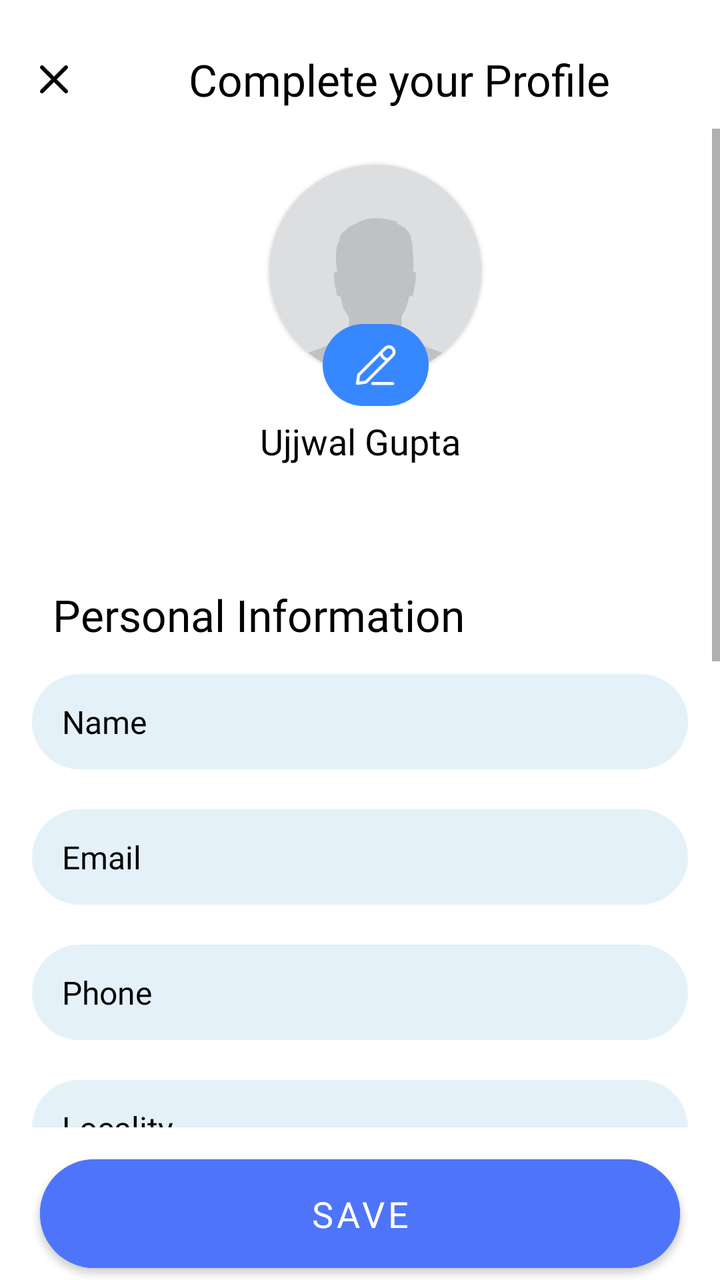
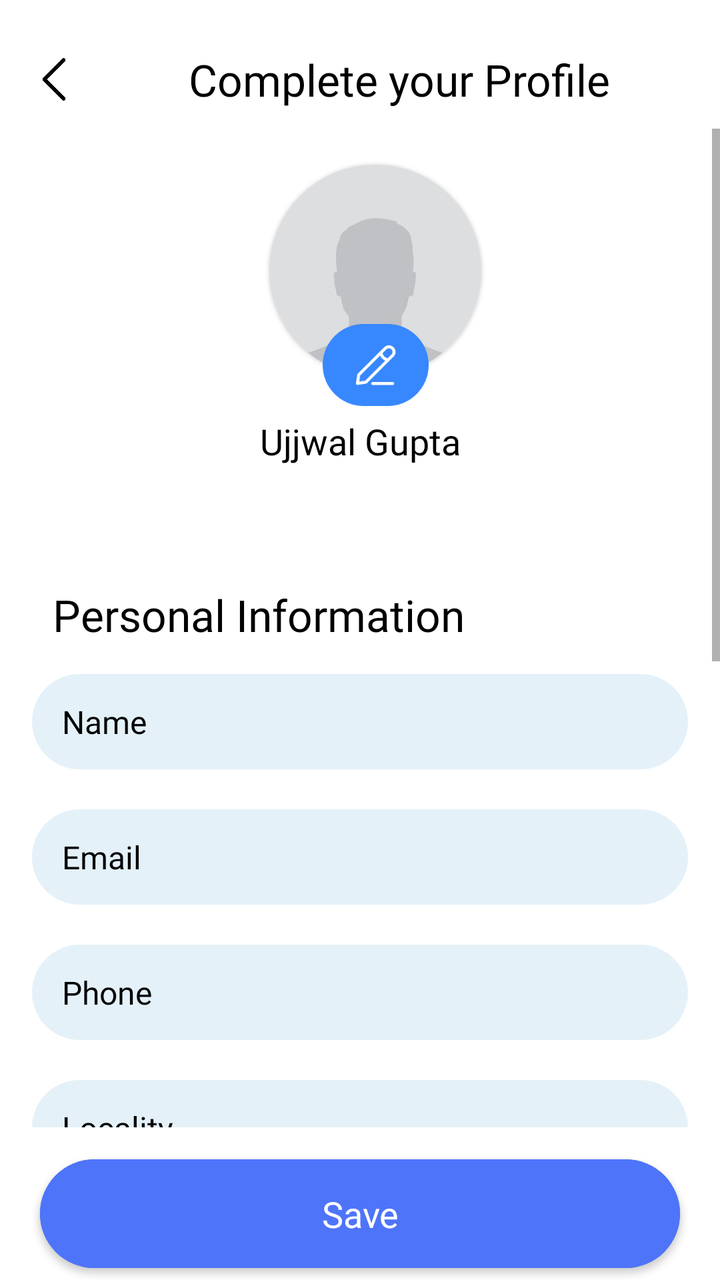

Screens rendered from an Android XML layout before and after an edit, with the pre-edit source and the edit as a unified diff.
<!-- AndroidManifest.xml: application theme Theme.EdTech -->
<!-- res/layout/fragment_edit_profile_new.xml -->
<?xml version="1.0" encoding="utf-8"?>
<layout
    xmlns:android="http://schemas.android.com/apk/res/android"
    xmlns:app="http://schemas.android.com/apk/res-auto">

    <data>

    </data>

    <androidx.constraintlayout.widget.ConstraintLayout
        android:id="@+id/mainLayout"
        android:fitsSystemWindows="true"
        android:layout_width="match_parent"
        android:layout_height="match_parent"
        android:orientation="vertical"
        android:background="@color/white">
        <androidx.constraintlayout.widget.ConstraintLayout
            android:id="@+id/headerLayout"
            android:layout_marginTop="25dp"
            android:layout_width="match_parent"
            android:layout_height="wrap_content"
            app:layout_constraintTop_toTopOf="parent">

            <TextView
                android:id="@+id/tittle"
                android:layout_width="0dp"
                android:layout_height="wrap_content"
                android:gravity="center_horizontal"
                app:layout_constraintTop_toTopOf="parent"
                app:layout_constraintStart_toEndOf="@id/backButton"
                app:layout_constraintEnd_toEndOf="parent"
                android:paddingHorizontal="10dp"
                android:text="@string/complete_your_profile"
                android:fontFamily="@font/manrope_bold"
                android:textColor="@color/black"
                android:textSize="22sp"/>
            <ImageView
                android:id="@+id/backButton"
                android:layout_marginStart="15dp"
                app:layout_constraintTop_toTopOf="parent"
                app:layout_constraintStart_toStartOf="parent"
                android:layout_width="24dp"
                android:layout_height="24dp"
                app:layout_constraintBottom_toBottomOf="parent"
                android:src="@drawable/cross_button"/>
        </androidx.constraintlayout.widget.ConstraintLayout>
        <ScrollView
            app:layout_constraintBottom_toTopOf="@id/bottomLayout"
            app:layout_constraintTop_toBottomOf="@+id/headerLayout"
            android:layout_width="match_parent"
            android:layout_height="0dp"
            android:fillViewport="true"
            android:layout_marginTop="10dp">

            <androidx.constraintlayout.widget.ConstraintLayout
                android:layout_width="match_parent"
                android:layout_height="wrap_content"
                android:paddingHorizontal="16dp"
                android:clipChildren="false"
                android:clipToPadding="false">
                <com.google.android.material.card.MaterialCardView
                    android:id="@+id/profileCardView"
                    android:layout_marginTop="18dp"
                    android:layout_marginStart="15dp"
                    app:cardCornerRadius="100dp"
                    app:strokeWidth="0dp"
                    android:layout_width="106dp"
                    android:layout_height="106dp"
                    app:layout_constraintStart_toStartOf="parent"
                    app:layout_constraintEnd_toEndOf="parent"
                    app:layout_constraintTop_toTopOf="parent">
                    <ImageView
                        android:scaleType="centerCrop"
                        android:id="@+id/ivUserImage"
                        android:layout_width="match_parent"
                        android:layout_height="match_parent"
                        android:src="@drawable/profile_placeholder"/>
                </com.google.android.material.card.MaterialCardView>
                <ImageView
                    android:id="@+id/ivEditIcon"
                    android:layout_marginBottom="-15dp"
                    android:elevation="2dp"
                    android:layout_width="53dp"
                    android:layout_height="41dp"
                    android:src="@drawable/edit_pencil_icon"
                    app:layout_constraintStart_toStartOf="@id/profileCardView"
                    app:layout_constraintBottom_toBottomOf="@+id/profileCardView"
                    app:layout_constraintEnd_toEndOf="@id/profileCardView"/>
                <TextView
                    android:id="@+id/nameLabel"
                    android:gravity="center_horizontal"
                    android:layout_width="wrap_content"
                    android:layout_height="wrap_content"
                    app:layout_constraintTop_toBottomOf="@+id/profileCardView"
                    app:layout_constraintStart_toStartOf="parent"
                    app:layout_constraintEnd_toEndOf="parent"
                    android:paddingHorizontal="20dp"
                    android:layout_marginTop="20dp"
                    android:text="Ujjwal Gupta"
                    android:fontFamily="@font/manrope_bold"
                    android:textColor="@color/black"
                    android:textSize="18sp"/>
                <LinearLayout
                    app:layout_constraintTop_toBottomOf="@+id/nameLabel"
                    android:layout_width="match_parent"
                    android:layout_height="wrap_content"
                    android:orientation="vertical">
                    <TextView
                        android:layout_width="wrap_content"
                        android:layout_height="wrap_content"
                        android:gravity="center_horizontal"
                        app:layout_constraintTop_toTopOf="parent"
                        app:layout_constraintStart_toEndOf="@id/backButton"
                        app:layout_constraintEnd_toEndOf="parent"
                        android:paddingHorizontal="10dp"
                        android:layout_marginTop="60dp"
                        android:text="@string/personal_information"
                        android:fontFamily="@font/manrope_bold"
                        android:textColor="@color/black"
                        android:textSize="22sp"/>
                    <EditText
                        android:id="@+id/etName"
                        style="@style/CommonLoginFlowEditText"
                        android:layout_width="match_parent"
                        android:layout_marginTop="15dp"
                        android:hint="@string/name"/>
                    <EditText
                        android:id="@+id/etEmail"
                        android:inputType="textEmailAddress"
                        style="@style/CommonLoginFlowEditText"
                        android:layout_width="match_parent"
                        android:layout_marginTop="20dp"
                        android:hint="@string/email"/>
                    <EditText
                        android:id="@+id/etPhoneNumber"
                        android:inputType="phone"
                        style="@style/CommonLoginFlowEditText"
                        android:layout_width="match_parent"
                        android:layout_marginTop="20dp"
                        android:hint="@string/phone"/>
                    <EditText
                        android:id="@+id/etLocality"
                        style="@style/CommonLoginFlowEditText"
                        android:layout_width="match_parent"
                        android:layout_marginTop="20dp"
                        android:hint="@string/locality"/>
                    <EditText
                        android:id="@+id/etState"
                        style="@style/CommonLoginFlowEditText"
                        android:layout_width="match_parent"
                        android:layout_marginTop="20dp"
                        android:hint="@string/state"/>
                    <EditText
                        android:id="@+id/etCity"
                        style="@style/CommonLoginFlowEditText"
                        android:layout_width="match_parent"
                        android:layout_marginTop="20dp"
                        android:hint="@string/city"/>
                    <EditText
                        android:id="@+id/etPincode"
                        style="@style/CommonLoginFlowEditText"
                        android:layout_width="match_parent"
                        android:layout_marginTop="20dp"
                        android:hint="@string/pincode"/>
                    <View
                        android:layout_marginTop="30dp"
                        android:layout_width="match_parent"
                        android:layout_height="0.5dp"
                        android:background="@color/black"/>
                    <TextView
                        android:layout_width="wrap_content"
                        android:layout_height="wrap_content"
                        android:gravity="center_horizontal"
                        app:layout_constraintTop_toTopOf="parent"
                        app:layout_constraintStart_toEndOf="@id/backButton"
                        app:layout_constraintEnd_toEndOf="parent"
                        android:paddingHorizontal="10dp"
                        android:layout_marginTop="20dp"
                        android:text="@string/educational_information"
                        android:fontFamily="@font/manrope_bold"
                        android:textColor="@color/black"
                        android:textSize="22sp"/>
                    <EditText
                        android:id="@+id/etSchoolName"
                        style="@style/CommonLoginFlowEditText"
                        android:layout_width="match_parent"
                        android:layout_marginTop="15dp"
                        android:hint="@string/school_college_name"/>
                    <EditText
                        android:id="@+id/etGrade"
                        android:inputType="textEmailAddress"
                        style="@style/CommonLoginFlowEditText"
                        android:layout_width="match_parent"
                        android:layout_marginTop="20dp"
                        android:hint="@string/grade"/>
                </LinearLayout>
            </androidx.constraintlayout.widget.ConstraintLayout>

        </ScrollView>
        <LinearLayout
            android:id="@+id/bottomLayout"
            android:layout_width="match_parent"
            android:layout_height="wrap_content"
            android:orientation="vertical"
            android:gravity="bottom"
            app:layout_constraintBottom_toBottomOf="parent">
            <com.google.android.material.button.MaterialButton
                android:layout_marginHorizontal="20dp"
                style="@style/CommonButton2"
                android:fontFamily="@font/manrope_medium"
                android:textSize="18sp"
                android:id="@+id/updateButton"
                android:layout_width="match_parent"
                android:layout_height="wrap_content"
                android:text="@string/save"
                android:layout_marginTop="10dp"
                app:layout_constraintBottom_toBottomOf="parent"
                android:paddingVertical="15dp"/>
        </LinearLayout>
    </androidx.constraintlayout.widget.ConstraintLayout>


</layout>
<!-- resources referenced by this layout -->
<resources>
  <color name="black">#FF000000</color>
  <color name="white">#FFFFFFFF</color>
  <!-- drawable cross_button: png bitmap (drawable, 835 bytes) -->
  <!-- drawable edit_pencil_icon: png bitmap (drawable, 3722 bytes) -->
  <!-- drawable profile_placeholder: jpeg bitmap (drawable, 1726 bytes) -->
  <string name="city">City</string>
  <string name="complete_your_profile">Complete your Profile</string>
  <string name="educational_information">Educational Information</string>
  <string name="email">Email</string>
  <string name="grade">Grade</string>
  <string name="locality">Locality</string>
  <string name="name">Name</string>
  <string name="personal_information">Personal Information</string>
  <string name="phone">Phone</string>
  <string name="pincode">Pincode</string>
  <string name="save">Save</string>
  <string name="school_college_name">School/College Name</string>
  <string name="state">State</string>
  <style name="CommonButton2">
          <item name="cornerRadius">30dp</item>
          <item name="android:textSize">17sp</item>
          <item name="android:backgroundTint">@color/theme_blue</item>
          <item name="android:paddingVertical">15dp</item>
          <item name="android:layout_marginHorizontal">20dp</item>
      </style>
  <style name="CommonLoginFlowEditText">
          <item name="android:layout_width">match_parent</item>
          <item name="android:layout_height">wrap_content</item>
  
          <item name="android:maxLines">1</item>
          <item name="android:paddingVertical">13dp</item>
          <item name="android:paddingHorizontal">15dp</item>
          <item name="fontFamily">@font/manrope_medium</item>
          <item name="android:textSize">16sp</item>
          <item name="android:textColor">@color/black</item>
          <item name="android:textColorHint">@color/black</item>
  
          <item name="android:background">@drawable/bg_login_flow_edittex</item>
      </style>
  <style name="Theme.EdTech" parent="Base.Theme.EdTech" />
  <color name="theme_blue">#4E74F9</color>
  <!-- drawable bg_login_flow_edittex (drawable) -->
  <?xml version="1.0" encoding="utf-8"?>
  <shape xmlns:android="http://schemas.android.com/apk/res/android">
  
      <corners android:radius="30dp"/>
      <solid android:color="#E4F1F8"/>
  </shape>
  <style name="Base.Theme.EdTech" parent="Theme.MaterialComponents.Light.NoActionBar">
          
          
      </style>
</resources>

<!-- the commit's change to res/layout/fragment_edit_profile_new.xml (unified diff, before → after) -->
@@ -42,7 +42,7 @@
                 android:layout_width="24dp"
                 android:layout_height="24dp"
                 app:layout_constraintBottom_toBottomOf="parent"
-                android:src="@drawable/cross_button"/>
+                android:src="@drawable/back_button"/>
         </androidx.constraintlayout.widget.ConstraintLayout>
         <ScrollView
             app:layout_constraintBottom_toTopOf="@id/bottomLayout"
<!-- resource entries referenced after the edit -->
@@ -2,7 +2,7 @@
 <resources>
   <color name="black">#FF000000</color>
   <color name="white">#FFFFFFFF</color>
-  <!-- drawable cross_button: png bitmap (drawable, 835 bytes) -->
+  <!-- drawable back_button: jpeg bitmap (drawable, 31400 bytes) -->
   <!-- drawable edit_pencil_icon: png bitmap (drawable, 3722 bytes) -->
   <!-- drawable profile_placeholder: jpeg bitmap (drawable, 1726 bytes) -->
   <string name="city">City</string>
@@ -20,6 +20,8 @@
   <string name="state">State</string>
   <style name="CommonButton2">
           <item name="cornerRadius">30dp</item>
+          <item name="android:letterSpacing">0</item>
+          <item name="android:textAllCaps">false</item>
           <item name="android:textSize">17sp</item>
           <item name="android:backgroundTint">@color/theme_blue</item>
           <item name="android:paddingVertical">15dp</item>
@@ -28,7 +30,6 @@
   <style name="CommonLoginFlowEditText">
           <item name="android:layout_width">match_parent</item>
           <item name="android:layout_height">wrap_content</item>
-  
           <item name="android:maxLines">1</item>
           <item name="android:paddingVertical">13dp</item>
           <item name="android:paddingHorizontal">15dp</item>
@@ -36,7 +37,6 @@
           <item name="android:textSize">16sp</item>
           <item name="android:textColor">@color/black</item>
           <item name="android:textColorHint">@color/black</item>
-  
           <item name="android:background">@drawable/bg_login_flow_edittex</item>
       </style>
   <style name="Theme.EdTech" parent="Base.Theme.EdTech" />
